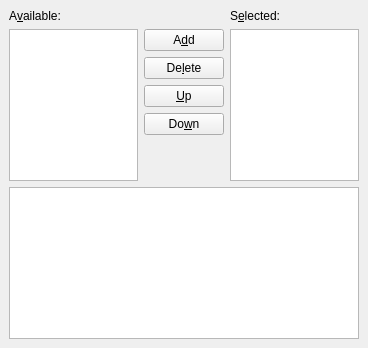
cburschka/lyx, file src/frontends/qt4/ui/ModulesUi.ui: the form before one commit.
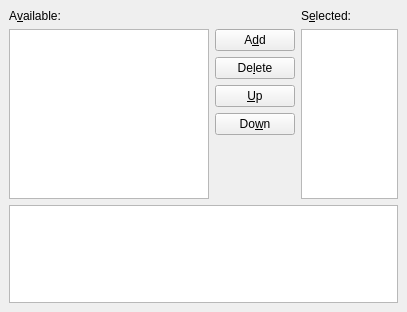
The form after the commit.

Commit message: Next round for modules tab - remove ill vertical spacer in the bottom - fix max size of description field - fix min size of the available modules list - disable the ugly hozizontal scrollbar

Patch:
```diff
--- a/src/frontends/qt4/ui/ModulesUi.ui
+++ b/src/frontends/qt4/ui/ModulesUi.ui
@@ -5,8 +5,8 @@
    <rect>
     <x>0</x>
     <y>0</y>
-    <width>368</width>
-    <height>348</height>
+    <width>407</width>
+    <height>312</height>
    </rect>
   </property>
   <property name="windowTitle" >
@@ -20,20 +20,20 @@
     <number>6</number>
    </property>
    <item row="1" column="0" >
-    <widget class="QTextBrowser" name="infoML" />
-   </item>
-   <item row="2" column="0" >
-    <spacer>
-     <property name="orientation" >
-      <enum>Qt::Vertical</enum>
+    <widget class="QTextBrowser" name="infoML" >
+     <property name="sizePolicy" >
+      <sizepolicy vsizetype="Maximum" hsizetype="Expanding" >
+       <horstretch>0</horstretch>
+       <verstretch>0</verstretch>
+      </sizepolicy>
      </property>
-     <property name="sizeHint" >
+     <property name="maximumSize" >
       <size>
-       <width>20</width>
-       <height>20</height>
+       <width>16777215</width>
+       <height>120</height>
       </size>
      </property>
-    </spacer>
+    </widget>
    </item>
    <item row="0" column="0" >
     <layout class="QHBoxLayout" >
@@ -63,6 +63,15 @@
        </item>
        <item>
         <widget class="QListView" name="availableLV" >
+         <property name="minimumSize" >
+          <size>
+           <width>200</width>
+           <height>0</height>
+          </size>
+         </property>
+         <property name="horizontalScrollBarPolicy" >
+          <enum>Qt::ScrollBarAlwaysOff</enum>
+         </property>
          <property name="editTriggers" >
           <set>QAbstractItemView::NoEditTriggers</set>
          </property>
@@ -83,7 +92,7 @@
          <property name="orientation" >
           <enum>Qt::Horizontal</enum>
          </property>
-         <property name="sizeHint" >
+         <property name="sizeHint" stdset="0" >
           <size>
            <width>51</width>
            <height>20</height>
@@ -124,7 +133,7 @@
          <property name="orientation" >
           <enum>Qt::Vertical</enum>
          </property>
-         <property name="sizeHint" >
+         <property name="sizeHint" stdset="0" >
           <size>
            <width>60</width>
            <height>16</height>
```
Left out of the diff: 24 changed lines with no effect on the pictures.
